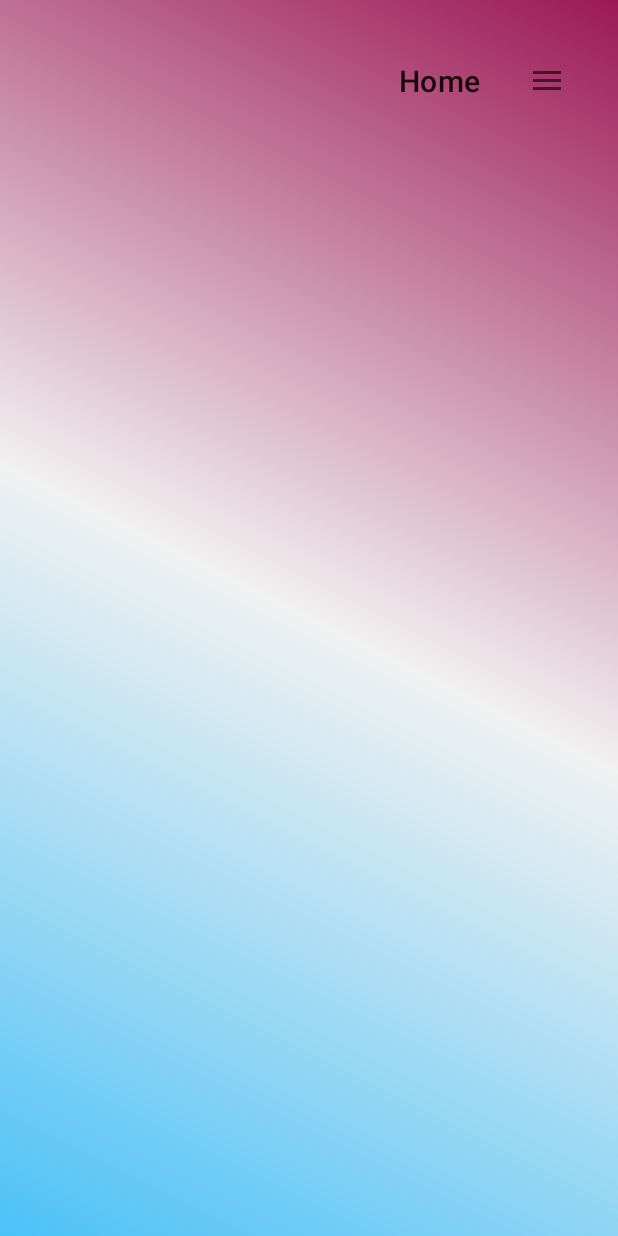
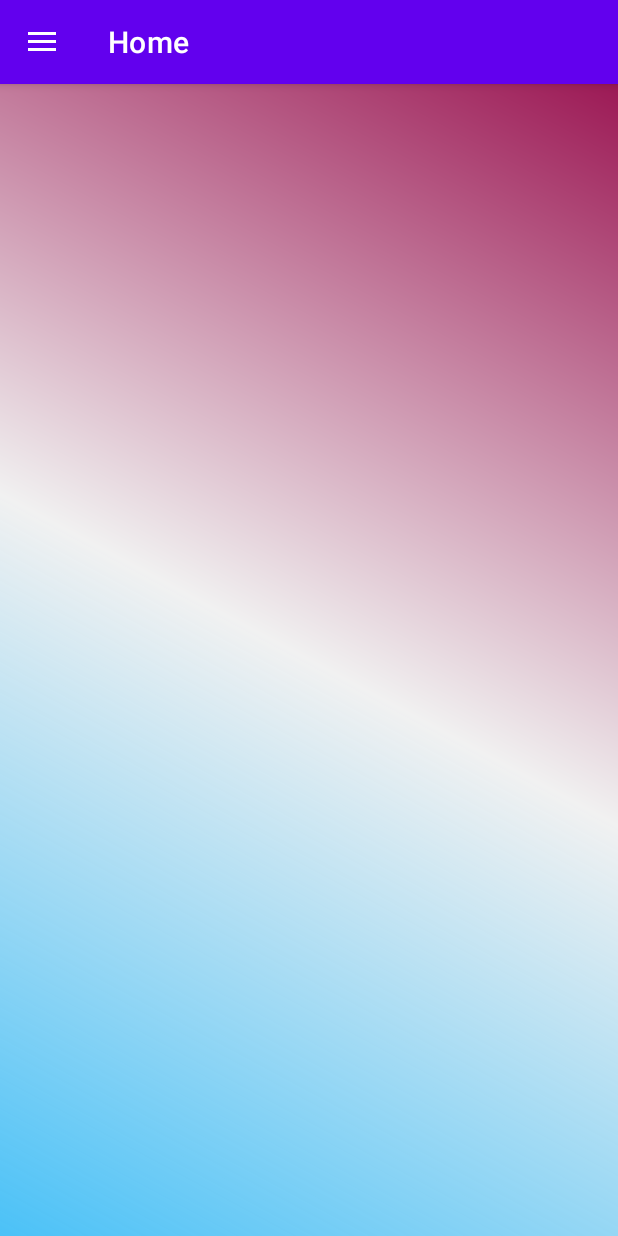
Before and after one commit to klashI-Nkov/Mama_And_Baby_Journey, an Android app: the Mother_Activity screen opened directly, with no data from a screen before it, on a phone screen of 412 x 824 dp. Run offline under Robolectric (Android 15) with nearby library versions, the phone set to English and light mode, and no system bars; our stand-ins replace navigation-ui, sdp/ssp sizes; Roboto replaces fonts that are not available here; 1 statement that could not run was skipped.

Commit message:
By mohammed issa in 9/6/23 AT 3:26 AM

```diff
--- a/app/build.gradle
+++ b/app/build.gradle
@@ -86,6 +86,7 @@ dependencies
     implementation 'com.intuit.sdp:sdp-android:1.1.0'
     implementation 'androidx.navigation:navigation-fragment:2.5.3'
     implementation 'androidx.navigation:navigation-ui:2.5.3'
+    implementation 'androidx.gridlayout:gridlayout:1.0.0'
 
 
     testImplementation 'junit:junit:4.13.2'
--- a/app/src/main/java/com/example/mamababyjourney/Create_An_Account_And_Sign_In/Info/Doctor_Data_Activity.java
+++ b/app/src/main/java/com/example/mamababyjourney/Create_An_Account_And_Sign_In/Info/Doctor_Data_Activity.java
@@ -48,7 +48,7 @@ public class Doctor_Data_Activity extends AppCompatActivity
     {
         super . onCreate ( savedInstanceState ) ;
 
-        getWindow ( ) . setFlags (WindowManager . LayoutParams . FLAG_LAYOUT_NO_LIMITS , WindowManager . LayoutParams . FLAG_LAYOUT_NO_LIMITS ) ;
+        getWindow ( ) . setFlags (WindowManager . LayoutParams . FLAG_LAYOUT_NO_LIMITS ,WindowManager . LayoutParams . FLAG_LAYOUT_NO_LIMITS ) ;
         Objects . requireNonNull (getSupportActionBar ( ) ) . hide ( ) ;
 
         binding = ActivityDoctorDataBinding . inflate ( getLayoutInflater ( ) ) ;
--- a/app/src/main/java/com/example/mamababyjourney/First_Screen.java
+++ b/app/src/main/java/com/example/mamababyjourney/First_Screen.java
@@ -18,9 +18,8 @@ public class First_Screen extends AppCompatActivity
     {
         super . onCreate ( savedInstanceState ) ;
 
-        getWindow ( ) . setFlags( WindowManager . LayoutParams . FLAG_LAYOUT_NO_LIMITS , WindowManager . LayoutParams . FLAG_LAYOUT_NO_LIMITS) ;
-        Objects . requireNonNull ( getSupportActionBar ( ) ) . hide ( ) ;
-
+        getWindow ( ) . setFlags (WindowManager . LayoutParams . FLAG_LAYOUT_NO_LIMITS ,WindowManager . LayoutParams . FLAG_LAYOUT_NO_LIMITS ) ;
+        Objects . requireNonNull (getSupportActionBar ( ) ) . hide ( ) ;
         setContentView ( R . layout . activity_first_screen ) ;
         Permissions ( ) ;
     }
--- a/app/src/main/java/com/example/mamababyjourney/mother_section/Mother_Activity.java
+++ b/app/src/main/java/com/example/mamababyjourney/mother_section/Mother_Activity.java
@@ -1,26 +1,17 @@
 package com.example.mamababyjourney.mother_section;
 
-import android.content.res.Configuration;
 import android.os.Bundle;
-import android.view.View;
-import android.view.Menu;
 import android.view.WindowManager;
-
 import com.example.mamababyjourney.R;
-import com.google.android.material.snackbar.Snackbar;
 import com.google.android.material.navigation.NavigationView;
-
-import androidx.annotation.NonNull;
 import androidx.navigation.NavController;
 import androidx.navigation.Navigation;
 import androidx.navigation.ui.AppBarConfiguration;
 import androidx.navigation.ui.NavigationUI;
 import androidx.drawerlayout.widget.DrawerLayout;
 import androidx.appcompat.app.AppCompatActivity;
-
 import com.example.mamababyjourney.databinding.ActivityMotherBinding;
 
-import java.util.Objects;
 
 public class Mother_Activity extends AppCompatActivity
 {
@@ -31,45 +22,37 @@ public class Mother_Activity extends AppCompatActivity
     @Override
     protected void onCreate ( Bundle savedInstanceState )
     {
-        super.onCreate ( savedInstanceState );
-        getWindow ( ) . setFlags( WindowManager. LayoutParams . FLAG_LAYOUT_NO_LIMITS , WindowManager . LayoutParams . FLAG_LAYOUT_NO_LIMITS) ;
+        super . onCreate (savedInstanceState ) ;
 
-        binding = ActivityMotherBinding.inflate ( getLayoutInflater ( ) );
+        getWindow ( ) . setFlags (WindowManager . LayoutParams . FLAG_LAYOUT_NO_LIMITS ,WindowManager . LayoutParams . FLAG_LAYOUT_NO_LIMITS ) ;
+
+        binding = ActivityMotherBinding . inflate ( getLayoutInflater ( ) );
         setContentView ( binding.getRoot ( ) );
+        Mother_Activity_Initialization ( ) ;
+    }
 
+    private void Mother_Activity_Initialization ( )
+    {
         setSupportActionBar ( binding.appBarMother.toolbar ) ;
 
         DrawerLayout drawer = binding.drawerLayout;
         NavigationView navigationView = binding.navView;
 
         mAppBarConfiguration = new AppBarConfiguration
-        .Builder ( R.id.nav_home , R.id.nav_gallery , R.id.nav_slideshow ).setOpenableLayout ( drawer ).build ( );
+        .Builder ( R.id.nav_home , R.id.nav_gallery ).setOpenableLayout ( drawer ).build ( );
+
+
+
         NavController navController = Navigation.findNavController ( this , R.id.nav_host_fragment_content_mother );
         NavigationUI.setupActionBarWithNavController ( this , navController , mAppBarConfiguration );
         NavigationUI.setupWithNavController ( navigationView , navController );
     }
 
-    // هاد الفنكشن عمله عشان اغير لون التكست لل Radio buttons حسب الثيم لانه حاولت اطبق عليهم ستايل يغيير لون الخط حسب الثيم ما زبط فانجبرت استعمل هاي الطريقه
     @Override
-    public void onConfigurationChanged ( @NonNull Configuration newConfig )
+    protected void onResume ( )
     {
-        super . onConfigurationChanged ( newConfig ) ;
-
-        // الشرط الي جوا الاف معناه انه روح جيب الثيم الحالي و شوف اذا هو دارك ادخل و نفذ الي جوا الاف واعطي الخط تاع ال Radio buttons الوان الثيم الدارك اذا الثيم الحالي مش دارك اعطيهم الوان الثيم الفاتح
-        if ( ( getResources ( ) . getConfiguration ( ) . uiMode & Configuration . UI_MODE_NIGHT_MASK ) == Configuration . UI_MODE_NIGHT_YES )
-        {
-            binding . navView . setBackgroundColor ( getResources ( ) . getColor (R . color . Drawer_Background_Color_N ) );
-        }
-        else
-        {
-            binding . navView . setBackgroundColor ( getResources ( ) . getColor (R . color . Drawer_Background_Color_L ) );
-        }
+        super . onResume ( ) ;
+        Mother_Activity_Initialization ( ) ;
     }
 
-    @Override
-    public boolean onSupportNavigateUp ( )
-    {
-        NavController navController = Navigation.findNavController ( this , R.id.nav_host_fragment_content_mother );
-        return NavigationUI.navigateUp ( navController , mAppBarConfiguration ) || super.onSupportNavigateUp ( );
-    }
 }
--- a/app/src/main/res/layout/activity_mother.xml
+++ b/app/src/main/res/layout/activity_mother.xml
@@ -23,6 +23,6 @@
         android:layout_gravity="start"
         android:fitsSystemWindows="true"
         app:headerLayout="@layout/nav_header_mother"
-        app:menu="@menu/activity_mother_drawer" />
+        app:menu="@menu/activity_mother_drawer"/>
 
 </androidx.drawerlayout.widget.DrawerLayout>
--- a/app/src/main/res/menu/activity_mother_drawer.xml
+++ b/app/src/main/res/menu/activity_mother_drawer.xml
@@ -3,21 +3,24 @@
     xmlns:android="http://schemas.android.com/apk/res/android"
     xmlns:tools="http://schemas.android.com/tools"
     tools:showIn="navigation_view"
-    android:theme="@style/No_Style"
-    style="@style/No_Style">
+    android:theme="@style/No_Style">
 
     <group android:checkableBehavior="single">
+
         <item
             android:id="@+id/nav_home"
             android:icon="@drawable/ic_menu_camera"
             android:title="@string/menu_home" />
+
         <item
             android:id="@+id/nav_gallery"
             android:icon="@drawable/ic_menu_gallery"
             android:title="@string/menu_gallery" />
+
         <item
-            android:id="@+id/nav_slideshow"
+            android:id="@+id/f"
             android:icon="@drawable/ic_menu_slideshow"
             android:title="@string/menu_slideshow" />
+
     </group>
 </menu>
--- a/app/src/main/res/navigation/mobile_navigation.xml
+++ b/app/src/main/res/navigation/mobile_navigation.xml
@@ -18,10 +18,11 @@
         android:label="@string/menu_gallery"
         tools:layout="@layout/fragment_doctors_and_clinics" />
 
-    <fragment
-        android:id="@+id/nav_slideshow"
-        android:name="com.example.mamababyjourney.mother_section.screens.Advices"
-        android:label="@string/menu_slideshow"
-        tools:layout="@layout/fragment_advices" />
+    <activity
+        android:id="@+id/f"
+        android:name="com.example.mamababyjourney.mother_section.screens.kids_page.Kids_Home"
+        android:label="@string/menu_gallery"
+        tools:layout="@layout/activity_kids_home"
+    />
 
 </navigation>
--- a/app/src/main/res/values/themes.xml
+++ b/app/src/main/res/values/themes.xml
@@ -47,6 +47,7 @@
     </style>
 
 
+
     <!-- ل ال Edit text و ال Buttons في شاشة تعبة البيانات وال 2 الي بعده كمان لشاشة البيانات -->
     <style name="EditTextStyle2">
         <item name="android:textColor">#73000000</item>
@@ -68,6 +69,8 @@
         <item name="android:background">@android:color/transparent</item>
     </style>
 
+
+
     <!-- هاد لمربع البحث الي في الخارطة -->
     <style name="Map_Search_Edit_Text_Style">
         <item name="android:textColor">@color/white</item>
@@ -82,14 +85,4 @@
         <item name="stroke_color">#140E0E0E</item>
     </style>
 
-    <style name="Drawer_Style">
-        <item name="android:textColor">#73000000</item>
-        <item name="android:background">#0D0E0E0E</item>
-    </style>
-
-    <style name="Theme.MamaBabyJourney.NoActionBar">
-        <item name="windowActionBar">false</item>
-        <item name="windowNoTitle">true</item>
-    </style>
-
 </resources>
```
Also changed, not shown: app/src/main/AndroidManifest.xml (+5 -6 lines), app/src/main/res/layout/activity_days_and_working_hours.xml (+53 -53 lines), app/src/main/res/values-night/themes.xml (+3 -5 lines).
